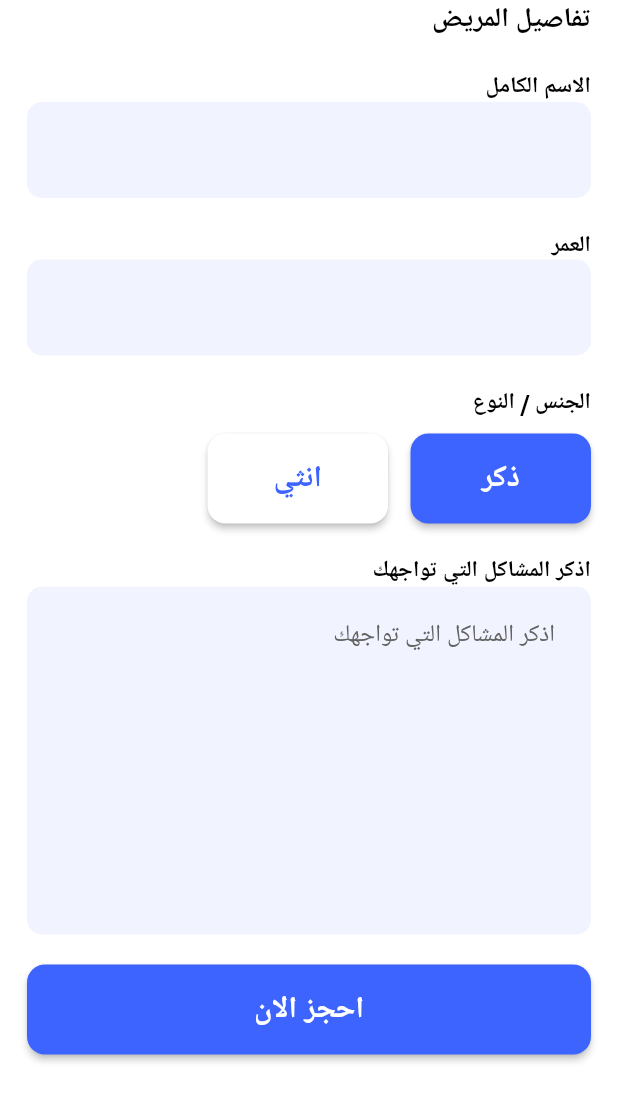
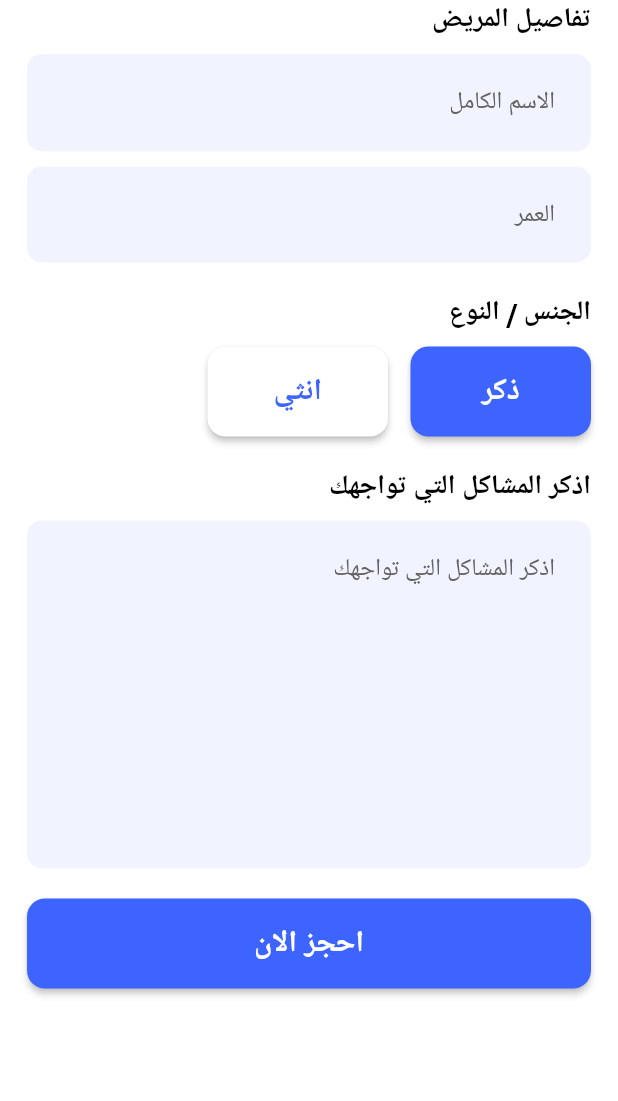
Before and after one commit to Open-Sourcers/DocLink_Flutter, a Flutter app: the PatientDetailsSection widget shown alone on an empty page, opened directly, on a phone screen of 412 x 824 dp. Shown: the top 1101 px of the screen. Run offline on Flutter 3.47's test engine with Material 3 defaults, Android fonts, the phone set to English and light mode, and no system bars; our stand-ins replace awesome_dialog, dartz, dio, dropdown_button2, flutter_bloc, flutter_screenutil and 8 more.

Commit message:
refactor new appointment padding part2

```diff
--- a/lib/features/user_views/new_appointment/presentation/views/widgets/patient_details_section.dart
+++ b/lib/features/user_views/new_appointment/presentation/views/widgets/patient_details_section.dart
@@ -23,27 +23,13 @@ class PatientDetailsSection extends StatelessWidget {
               style: Styless.textBold18.copyWith(color: AppColors.black),
             ),
           ),
-          const SizedBox(height: 20),
-          SizedBox(
-            width: double.infinity,
-            child: Text(
-              S.of(context).fullName,
-              style: Styless.textSemiBold15.copyWith(color: AppColors.black),
-            ),
+          const SizedBox(height: 10),
+          CustomTextFormField(
+            hintTxt: S.of(context).fullName,
           ),
-          const CustomTextFormField(
-            hintTxt: '',
-          ),
-          const SizedBox(height: 20),
-          SizedBox(
-            width: double.infinity,
-            child: Text(
-              S.of(context).age,
-              style: Styless.textSemiBold15.copyWith(color: AppColors.black),
-            ),
-          ),
-          const CustomTextFormField(
-            hintTxt: '',
+          const SizedBox(height: 10),
+          CustomTextFormField(
+            hintTxt: S.of(context).age,
             keyboardType: TextInputType.number,
           ),
           const SizedBox(height: 20),
--- a/lib/features/user_views/new_appointment/presentation/views/widgets/patient_gender.dart
+++ b/lib/features/user_views/new_appointment/presentation/views/widgets/patient_gender.dart
@@ -21,7 +21,7 @@ class _PatientGenderState extends State<PatientGender> {
           width: double.infinity,
           child: Text(
             S.of(context).gender,
-            style: Styless.textSemiBold15.copyWith(color: AppColors.black),
+            style: Styless.textBold18.copyWith(color: AppColors.black),
           ),
         ),
         const SizedBox(height: 10),
--- a/lib/features/user_views/new_appointment/presentation/views/widgets/write_your_problem_section.dart
+++ b/lib/features/user_views/new_appointment/presentation/views/widgets/write_your_problem_section.dart
@@ -15,9 +15,10 @@ class WriteYourProblemSection extends StatelessWidget {
           width: double.infinity,
           child: Text(
             S.of(context).writeYourProblems,
-            style: Styless.textSemiBold15.copyWith(color: AppColors.black),
+            style: Styless.textBold18.copyWith(color: AppColors.black),
           ),
         ),
+        const SizedBox(height: 10),
         CustomTextFormField(
           hintTxt: S.of(context).writeYourProblems,
           maxLines: 8,
--- a/lib/l10n/intl_en.arb
+++ b/lib/l10n/intl_en.arb
@@ -1,7 +1,7 @@
 {
   "language": "عربي",
   "welcome": "Welcome broo",
-  "age": "Agea",
+  "age": "Age",
   "welcomeUse": "Welcome",
   "emailHintTxt": "Email",
   "passwordHintTxt": "Password",
```
Also changed, not shown: lib/generated/intl/messages_en.dart, lib/generated/l10n.dart.
